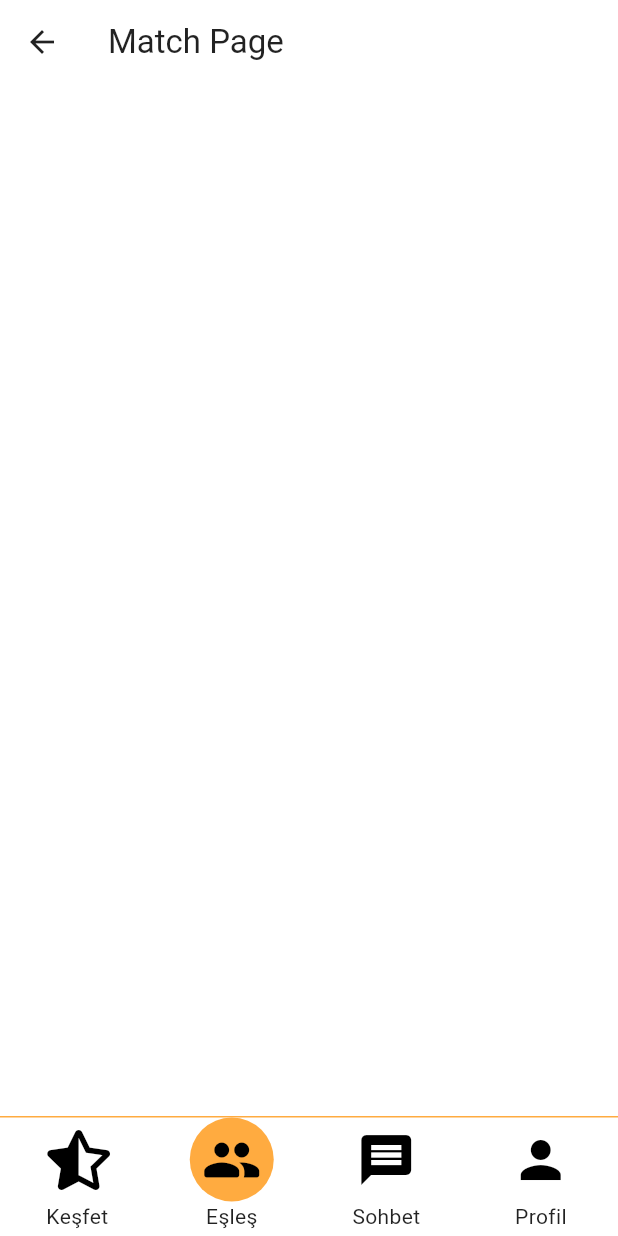
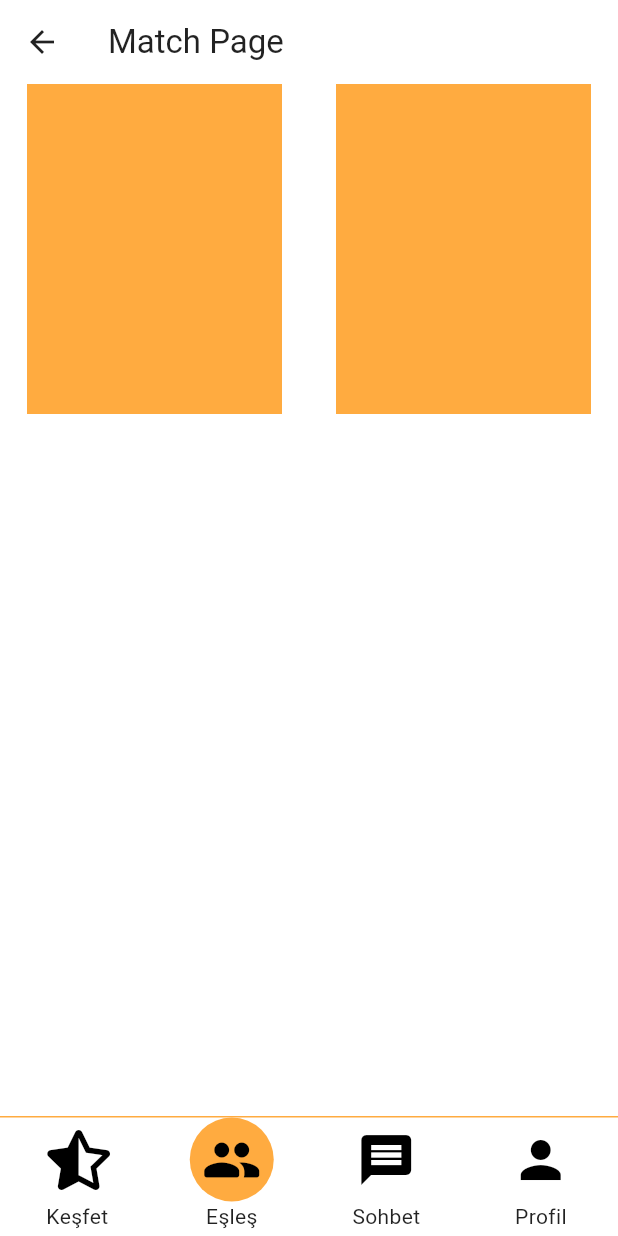
Before and after one commit to hkkpsz/tinder_app, a Flutter app: the MatchPage screen opened directly, on a phone screen of 412 x 824 dp. Run offline on Flutter 3.47's test engine with Material 3 defaults, Android fonts, the phone set to English and light mode, and no system bars; our stand-ins replace card_swiper; missing offline and left inert: scrumlab_flutter_tindercard.

Commit message:
arayüz güzelleştirildi

```diff
--- a/lib/login_page.dart
+++ b/lib/login_page.dart
@@ -157,6 +157,7 @@ class _LoginPageState extends State<LoginPage> {
                 style: TextStyle(fontSize: 18, fontWeight: FontWeight.bold),
               ),
             ),
+
           ],
         ),
       ),
--- a/lib/match_page.dart
+++ b/lib/match_page.dart
@@ -20,7 +20,25 @@ class _MatchPageState extends State<MatchPage> {
                 "Match Page"
             ),
         ),
-      body: Center(),
+      body: Row(
+        mainAxisAlignment: MainAxisAlignment.spaceAround,
+        children: [
+          Container(
+            decoration: BoxDecoration(
+                color: Colors.orangeAccent
+            ),
+            width: 170,
+            height: 220,
+          ),
+          Container(
+            decoration: BoxDecoration(
+                color: Colors.orangeAccent
+            ),
+            width: 170,
+            height: 220,
+          ),
+        ],
+      ),
       bottomNavigationBar: Container(
         height: 80,
         decoration: BoxDecoration(
@@ -34,7 +52,7 @@ class _MatchPageState extends State<MatchPage> {
               children: [
                   IconButton(
                     onPressed: () {
-                      Navigator.push(
+                      Navigator.pop(
                         context,
                         MaterialPageRoute(builder: (context) => const HomePage()),
                       );
@@ -54,7 +72,7 @@ class _MatchPageState extends State<MatchPage> {
                   alignment: Alignment.center, // İkonu container'ın tam ortasına yerleştir
                   child: IconButton(
                     onPressed: () {
-                      Navigator.push(
+                      Navigator.pushReplacement(
                         context,
                         MaterialPageRoute(builder: (context) => const MatchPage()),
                       );
--- a/lib/message_page.dart
+++ b/lib/message_page.dart
@@ -34,7 +34,7 @@ class _MessagePageState extends State<MessagePage> {
               children: [
                 IconButton(
                     onPressed: () {
-                      Navigator.push(
+                      Navigator.pop(
                         context,
                         MaterialPageRoute(builder: (context) => const HomePage()),
                       );
@@ -67,7 +67,7 @@ class _MessagePageState extends State<MessagePage> {
                   ),
                   child: IconButton(
                     onPressed: () {
-                      Navigator.push(
+                      Navigator.pushReplacement(
                         context,
                         MaterialPageRoute(
                           builder: (context) => const MessagePage(),
--- a/lib/profile_detail.dart
+++ b/lib/profile_detail.dart
@@ -32,7 +32,7 @@ class _ProfileDetailState extends State<ProfileDetail> {
               children: [
                 IconButton(
                   onPressed: () {
-                    Navigator.push(
+                    Navigator.pop(
                       context,
                       MaterialPageRoute(builder: (context) => const HomePage()),
                     );
@@ -81,7 +81,7 @@ class _ProfileDetailState extends State<ProfileDetail> {
                   ),
                   child: IconButton(
                     onPressed: () {
-                      Navigator.push(
+                      Navigator.pushReplacement(
                         context,
                         MaterialPageRoute(
                           builder: (context) => const ProfileDetail(),
```
Also changed, not shown: lib/home_page.dart (+51 -36 lines).
